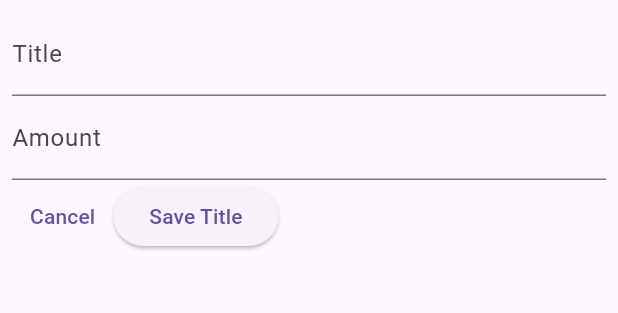
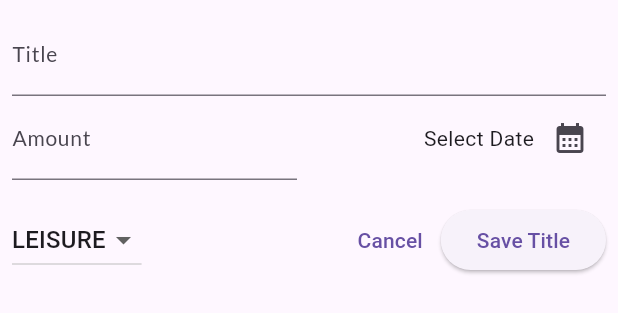
Before and after one commit to Deepty11/Flutter-Lessons, a Flutter app: the NewExpense widget shown alone on an empty page, opened directly, on a phone screen of 412 x 824 dp. Shown: the top 313 px of the screen. Run offline on Flutter 3.47's test engine with Material 3 defaults, Android fonts, the phone set to English and light mode, and no system bars; our stand-ins replace google_fonts.

Commit message:
expense_tracker: * Add Dropdown menu for categories * Add Calender * Dismiss modal manually using Navigator

```diff
--- a/expense_tracker/lib/widgets/new_expense.dart
+++ b/expense_tracker/lib/widgets/new_expense.dart
@@ -1,6 +1,10 @@
+import 'package:expense_tracker/model/expense.dart';
 import 'package:flutter/material.dart';
+import 'package:google_fonts/google_fonts.dart';
 
 class NewExpense extends StatefulWidget {
+  const NewExpense({super.key});
+
   @override
   State<StatefulWidget> createState() {
     return _NewExpenseState();
@@ -10,6 +14,33 @@ class NewExpense extends StatefulWidget {
 class _NewExpenseState extends State<NewExpense> {
   final _titleController = TextEditingController();
   final _amountController = TextEditingController();
+  DateTime? _dateSelected;
+  Category? _selectedCategory = Category.leisure;
+
+  void _presentCalender() async {
+    final now = DateTime.now();
+    final firstDate = DateTime(now.year - 1, now.month, now.day);
+    var pickedDate = await showDatePicker(
+        context: context,
+        initialDate: now,
+        firstDate: firstDate,
+        lastDate: now);
+
+    setState(() {
+      _dateSelected = pickedDate;
+    });
+  }
+
+  void _onSelectCategory(Category? value) {
+    if (value == null) {
+      return;
+    }
+
+    setState(() {
+      _selectedCategory = value;
+      print(_selectedCategory);
+    });
+  }
 
   @override
   void dispose() {
@@ -26,23 +57,70 @@ class _NewExpenseState extends State<NewExpense> {
         children: [
           TextField(
             controller: _titleController,
-            decoration: const InputDecoration(
-              label: Text('Title'),
-            ),
-          ),
-          TextField(
-            controller: _amountController,
-            keyboardType: TextInputType.number,
-            decoration: const InputDecoration(
-              prefixText: '\$',
-              label: Text('Amount'),
+            decoration: InputDecoration(
+              label: Text(
+                'Title',
+                style: GoogleFonts.lato(fontSize: 14),
+              ),
             ),
           ),
           Row(
             children: [
+              Expanded(
+                child: TextField(
+                  controller: _amountController,
+                  keyboardType: TextInputType.number,
+                  decoration: InputDecoration(
+                    prefixText: '\$',
+                    label: Text(
+                      'Amount',
+                      style: GoogleFonts.lato(fontSize: 14),
+                    ),
+                  ),
+                ),
+              ),
+              const SizedBox(
+                width: 16,
+              ),
+              Expanded(
+                child: Row(
+                  mainAxisAlignment: MainAxisAlignment.end,
+                  crossAxisAlignment: CrossAxisAlignment.center,
+                  children: [
+                    Text(
+                      _dateSelected == null
+                          ? 'Select Date'
+                          : formatter.format(_dateSelected!),
+                    ),
+                    IconButton(
+                      onPressed: _presentCalender,
+                      icon: const Icon(Icons.calendar_month),
+                    ),
+                  ],
+                ),
+              )
+            ],
+          ),
+          const SizedBox(
+            height: 16,
+          ),
+          Row(
+            children: [
+              DropdownButton(
+                  value: _selectedCategory,
+                  items: Category.values
+                      .map((category) => DropdownMenuItem(
+                            value: category,
+                            child: Text(
+                              category.name.toUpperCase(),
+                            ),
+                          ))
+                      .toList(),
+                  onChanged: _onSelectCategory),
+              const Spacer(),
               TextButton(
                 onPressed: () {
-                  print('Canceled');
+                  Navigator.pop(context);
                 },
                 child: const Text('Cancel'),
               ),
--- a/expense_tracker/pubspec.yaml
+++ b/expense_tracker/pubspec.yaml
@@ -37,6 +37,7 @@ dependencies:
   cupertino_icons: ^1.0.2
   uuid: ^4.3.3
   intl: ^0.19.0
+  google_fonts: ^6.1.0
 
 dev_dependencies:
   flutter_test:
```
Also changed, not shown: expense_tracker/pubspec.lock, 1 other file.
